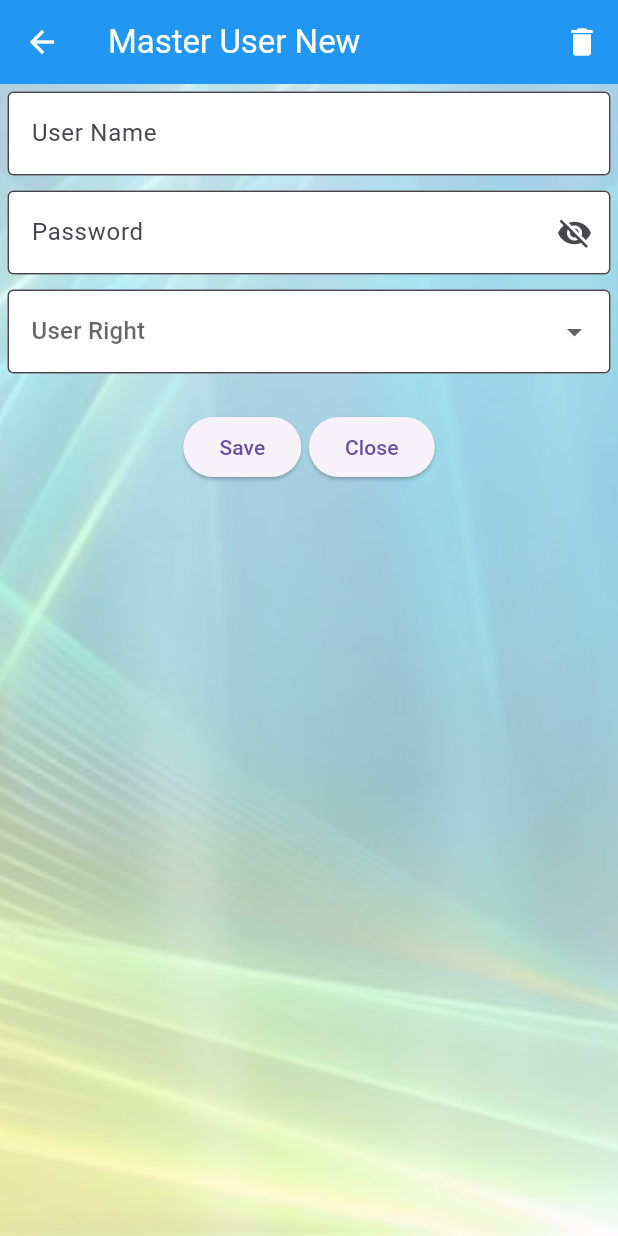
After one commit to irawanmurjayanto/flutter_POS_New, a Flutter app: the MainUser screen opened directly, after a tap on the "add" icon, on a phone screen of 412 x 824 dp. The commit adds this screen. Run offline on Flutter 3.47's test engine with Material 3 defaults, Android fonts, the phone set to English and light mode, and no system bars; our stand-ins replace connectivity_plus, currency_text_input_formatter, flutter_easyloading, fluttertoast, get_storage, just_audio and 3 more; missing offline and left inert: flutter_barcode_scanner, flutter_esc_pos_utils, flutter_inappwebview, print_bluetooth_thermal, whatsapp_share; accounts and stored records are empty; network calls fail.

Commit message:
nov24-26/1633

```diff
--- a/lib/component/mainmenu.dart
+++ b/lib/component/mainmenu.dart
@@ -4,6 +4,8 @@ import 'package:flutter_pos_new/component/form/report.dart';
 import 'package:flutter_pos_new/component/master/customer.dart';
 import 'package:flutter_pos_new/component/master/item.dart';
 import 'package:flutter_pos_new/component/master/profile.dart';
+import 'package:flutter_pos_new/component/master/user.dart';
+import 'package:flutter_pos_new/component/master/usersub.dart';
 import 'package:flutter_pos_new/component/message/getwarning.dart';
 import 'package:flutter_pos_new/component/pos/pos_test.dart';
 import 'package:flutter_pos_new/component/pos/pos_tran.dart';
@@ -170,7 +172,7 @@ class _MainMenuState extends State<MainMenu> {
                              onTap: () {
                                 if (box.read('hak')=='Administrator')
                               {
-                              Navigator.push(context,MaterialPageRoute(builder: (context) => Item_Master(),));
+                              Navigator.push(context,MaterialPageRoute(builder: (context) => MainUser(),));
                               }else
                               {
                                      setMessageAll(context,'Hak', 'Maaf,Anda tidak berhak atas module ini');
--- /dev/null
+++ b/lib/component/master/user.dart
@@ -0,0 +1,127 @@
+import 'package:flutter/material.dart';
+import 'package:flutter_pos_new/component/master/usersub.dart';
+import 'package:flutter_pos_new/component/provider/datamulti.dart';
+import 'package:flutter_pos_new/component/warning.dart';
+import 'package:provider/provider.dart';
+
+class MainUser extends StatefulWidget {
+  const MainUser({super.key});
+
+  @override
+  State<MainUser> createState() => _MainUserState();
+}
+
+class _MainUserState extends State<MainUser> {
+
+  getRefreshUser()async{
+  await Provider.of<MultiDatas>(context,listen: false).get_List_UserPass(context,_Text_Cari.text,'','','View');
+  }
+  final _Text_Cari=TextEditingController();
+
+  @override
+  void initState() {
+   // getRefreshUser();
+    // TODO: implement initState
+    super.initState();
+  }
+  @override
+  Widget build(BuildContext context) {
+    return Scaffold(
+    appBar: AppBar(title: Text('Main User'),
+    actions: [
+       IconButton(onPressed: () {
+          Navigator.push(context, MaterialPageRoute(builder: (context) => Master_User_sub(user: '', pass: '', hak: 'User', tipe: 'New'),));
+        }, icon: Icon(Icons.add))
+    ],
+    ),
+    body: Container(
+      decoration: BoxDecoration(
+        image: DecorationImage(
+          fit: BoxFit.cover,
+          image:
+
+         AssetImage('assets/images/back2.png'))
+      ),
+
+      child:
+
+
+     SingleChildScrollView(
+      child: Column(
+        children: [
+           Container(
+            margin: EdgeInsets.only(top: 5,bottom: 5,left: 10,right: 10),
+            child:
+          TextFormField(
+            autofocus: true,
+            controller: _Text_Cari,
+            decoration: InputDecoration(
+              border: OutlineInputBorder(
+                borderSide: BorderSide(style: BorderStyle.solid)
+              ),
+              hintText: 'user Name Search',
+              filled: true,
+              fillColor: Colors.white
+            ),
+            onChanged: (value) async {
+                await Provider.of<MultiDatas>(context,listen: false).get_List_UserPass(context,value,'','','View');
+            },
+          ),
+           ),
+          SizedBox(height: 5,),
+          Container(
+            height: MediaQuery.of(context).size.height,
+                 margin: EdgeInsets.only(top: 5,bottom: 5,left: 10,right: 10),
+            child:
+          FutureBuilder(future: getRefreshUser(), builder:
+          (context, snapshot) {
+            if (snapshot.connectionState==ConnectionState.waiting)
+            {
+              return (Center(child: CircularProgressIndicator(),));
+            }else
+            {
+              return Consumer<MultiDatas>(builder: (context, provx, child) {
+                return ListView.builder(
+                  itemCount: provx.global_get_userpass.length,
+                  itemBuilder: (context, i) {
+                  return Container(
+                    margin: EdgeInsets.only(bottom: 7),
+                    padding: EdgeInsets.all(5),
+                    decoration: BoxDecoration(
+                      color: Colors.black
+                    ),
+                    child:
+                     GestureDetector(
+                      child:
+                     Row(
+                      children: [
+                      Expanded(child:
+                      Text(provx.global_get_userpass[i].user!,style: TextStyle(color: Colors.white,fontSize: 16),),
+                      ),
+                      SizedBox(width: 5,),
+                      Icon(Icons.arrow_right,size: 30,color: Colors.white,)
+
+                      ]
+                     ),
+                     onTap: () {
+                     Navigator.push(context, MaterialPageRoute(builder: (context) => Master_User_sub(user: provx.global_get_userpass[i].user!, pass: provx.global_get_userpass[i].password!, hak: provx.global_get_userpass[i].hak!, tipe: 'Edit'),));
+                      //setMessage2(provx.global_get_userpass[i].user!+'-'+provx.global_get_userpass[i].pass!+'-'+provx.global_get_userpass[i].hak!);
+                     // setMessage2(provx.global_get_userpass[i].user!+'-'+provx.global_get_userpass[i].password!);
+                     },
+                     )
+                  );
+                },);
+              },);
+            }
+          },)
+          )
+
+
+        ],
+      ),
+    ),
+    )
+    );
+
+  }
+}
--- /dev/null
+++ b/lib/component/master/usersub.dart
@@ -0,0 +1,200 @@
+import 'package:flutter/material.dart';
+import 'package:flutter_easyloading/flutter_easyloading.dart';
+import 'package:flutter_pos_new/component/master/user.dart';
+import 'package:flutter_pos_new/component/provider/datamulti.dart';
+import 'package:flutter_pos_new/component/warning.dart';
+import 'package:provider/provider.dart';
+
+class Master_User_sub extends StatefulWidget {
+  final String user;
+  final String pass;
+  final String hak;
+  final String tipe;
+  Master_User_sub({Key?key,required this.user,required this.pass,required this.hak,required this.tipe}):super(key: key);
+
+  @override
+  State<Master_User_sub> createState() => _Master_User_subState(user:user,pass:pass,hak:hak,tipe: tipe);
+}
+
+class _Master_User_subState extends State<Master_User_sub> {
+  final String user;
+  final String pass;
+  final String hak;
+  final String tipe;
+
+  _Master_User_subState({required this.user,required this.pass,required this.hak,required this.tipe});
+
+  List<String> menus=['Menu 1','Menu 2','Menu 3'];
+  List<String> haks=['User','Administrator'];
+  String?_temp_hak;
+  final _Text_UserName=TextEditingController();
+  final _Text_Pass=TextEditingController();
+  bool _visible_off=false;
+
+
+  getDataUser() async{
+    setState(() {
+      _Text_UserName.text=user;
+    _Text_Pass.text=pass;
+    _temp_hak=hak;
+
+    });
+
+  }
+
+  @override
+  void initState() {
+    getDataUser();
+    _visible_off=true;
+    // TODO: implement initState
+    super.initState();
+  }
+
+  @override
+  Widget build(BuildContext context) {
+    return Scaffold(
+      appBar: AppBar(title: Text('Master User '+tipe),
+      foregroundColor: Colors.white,
+      backgroundColor: Colors.blue,
+      actions: [
+       IconButton(onPressed: () {
+         showDialog(context: context, builder: (context) {
+           return AlertDialog(
+            content: Column(
+              mainAxisSize: MainAxisSize.min,
+              mainAxisAlignment: MainAxisAlignment.center,
+              children: [
+              Text('Delete this data  ?'),
+              SizedBox(height: 10,),
+
+
+            ],),
+            actions: [
+              ElevatedButton(onPressed: () {
+                Provider.of<MultiDatas>(context,listen: false).get_List_UserPass(context,_Text_UserName.text,_Text_Pass.text,_temp_hak!, 'Delete');
+                Navigator.pop(context);
+                Navigator.pop(context);
+                    //Navigator.pushReplacement(context, MaterialPageRoute(builder: (context) => new MainUser(),));
+              }, child: Text('Yes')),
+               ElevatedButton(onPressed: () {
+                Navigator.pop(context);
+              }, child: Text('No'))
+            ],
+           );
+         },);
+       }, icon:Icon(Icons.delete))
+      ],
+      ),
+      body: Container(
+        decoration: BoxDecoration(
+          image: DecorationImage(
+            image: AssetImage('assets/images/back1.png'),
+            fit: BoxFit.cover
+            )
+        ),
+        child: Column(
+          children: [
+            Container(
+              margin: EdgeInsets.all(5),
+              child:
+            TextFormField(
+              controller: _Text_UserName,
+
+              decoration: InputDecoration(
+                hintText: 'User Name',
+                border: OutlineInputBorder(
+                  borderSide: BorderSide(style: BorderStyle.solid)
+                ),
+                filled: true,
+                fillColor:Colors.white,
+                labelStyle: TextStyle(color: Colors.white)
+              ),
+            ),
+            ),
+
+            Container(
+              margin: EdgeInsets.all(5),
+              child: TextFormField(
+                obscureText: _visible_off,
+                decoration: InputDecoration(
+                      filled: true,
+                fillColor: Colors.white,
+                  hintText: 'Password',
+                  border: OutlineInputBorder(
+                    borderSide: BorderSide(style: BorderStyle.solid)
+                  ),
+                  suffixIcon: IconButton(onPressed: () {
+                    setState(() {
+                      _visible_off=!_visible_off;
+                    });
+                  }, icon: Icon(_visible_off?Icons.visibility_off:Icons.visibility))
+                ),
+                controller: _Text_Pass,
+              ),
+            ),
+            Container(
+
+              margin: EdgeInsets.all(5),
+              child:
+
+            DropdownButtonFormField(
+              hint: Text(tipe=='Edit'?hak:'User Right'),
+
+               decoration: InputDecoration(
+                filled: true,
+                fillColor: Colors.white,
+                border: OutlineInputBorder(borderSide: BorderSide(style: BorderStyle.solid)),
+
+               ),
+              borderRadius: BorderRadius.circular(5),
+              items: haks.map((a)
+              {
+                return DropdownMenuItem(
+                  value: a,
+                  child: Text(a));
+              }
+              ).toList(),
+
+             onChanged: (value) {
+            //  setMessage2(value!);
+               setState(() {
+                 _temp_hak=value;
+               });
+             },)
+            ),
+            SizedBox(height: 20,),
+            Row(
+              crossAxisAlignment: CrossAxisAlignment.center,
+              mainAxisAlignment: MainAxisAlignment.center,
+              children: [
+                ElevatedButton(onPressed: () {
+                  EasyLoading.show(status: 'Processing');
+                  if (tipe=='Edit')
+                  {
+                   // setMessage2(_temp_hak!);
+                    Provider.of<MultiDatas>(context,listen: false).get_List_UserPass(context,_Text_UserName.text,_Text_Pass.text,_temp_hak!, 'Edit');
+                   // Navigator.pop(context);
+                  }
+
+                   if (tipe=='New')
+                  {
+                   // setMessage2(_temp_hak!);
+                    Provider.of<MultiDatas>(context,listen: false).get_List_UserPass(context,_Text_UserName.text,_Text_Pass.text,_temp_hak!, 'New');
+                  //  Navigator.pop(context);
+                  }
+                }, child: Text('Save')),
+                SizedBox(width: 5,),
+                ElevatedButton(onPressed: () {
+                  Navigator.pop(context);
+                }, child: Text('Close')),
+              ],
+            )
+
+
+          ],
+        ),
+      ),
+
+    );
+  }
+}
--- a/lib/component/provider/datamulti.dart
+++ b/lib/component/provider/datamulti.dart
@@ -21,6 +21,57 @@ class MultiDatas with  ChangeNotifier {
   final box=GetStorage();
 
 
+List <List_UserPass> _get_user_pass=[];
+List <List_UserPass> get global_get_userpass =>_get_user_pass;
+
+Future <void> get_List_UserPass(BuildContext context, user,String pass,String hak,String tipe) async{
+  _get_user_pass.clear();
+var url=Uri.parse(NamaServer.Server+'posheru/listuser.php');
+var response=await http.post(url,
+body: {
+  'ruser':user,
+  'rpass':pass,
+  'hak':hak,
+  'tipe':tipe,
+}
+);
+
+
+
+final json2=jsonDecode(response.body);
+ if (json2['message']=='double')
+ {
+  //print('xxxxxxxxx'+json2);
+//  setMessageAll(context, 'Item sudah pernah dibuat', 'Warning');
+  setMessage('User Name sudah pernah dibuat', context);
+  EasyLoading.dismiss();
+  return;
+ }
+
+if (response.statusCode==200)
+{
+final json=jsonDecode(response.body)['data'] as List;
+final newData=json.map((e)=>List_UserPass.fromJson(e)).toList();
+ _get_user_pass=newData;
+
+
+
+
+// print(json2);
+ if (json2['message']=='ok')
+ {
+   setMessage('Save Data Succesfully', context);
+  Navigator.pop(context);
+  return;
+ }
+
+
+
+}
+
+notifyListeners();
+EasyLoading.dismiss();
+}
 
 
 List<List_Item_Return_Detail> _get_list_item_return_detail =[];
--- a/lib/modeldata/modeldata.dart
+++ b/lib/modeldata/modeldata.dart
@@ -261,3 +261,17 @@ class List_Return{
 
 
  }
+
+ class List_UserPass{
+  String?user;
+  String?password;
+  String?hak;
+
+  List_UserPass({this.user,this.password,this.hak});
+
+  factory List_UserPass.fromJson(Map<String,dynamic> json)
+  {
+    return List_UserPass(user: json['user'], password: json['password'], hak: json['hak']);
+  }
+
+ }
```
